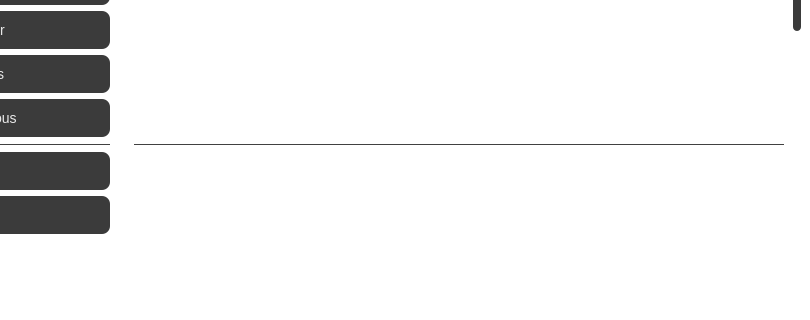
Old version of the form qt/mainwindow.ui in the repository leminlimez/Nugget; both pictures show x 190 to 1000 and y 280 to 600 of the 1000 by 600 pixel window.
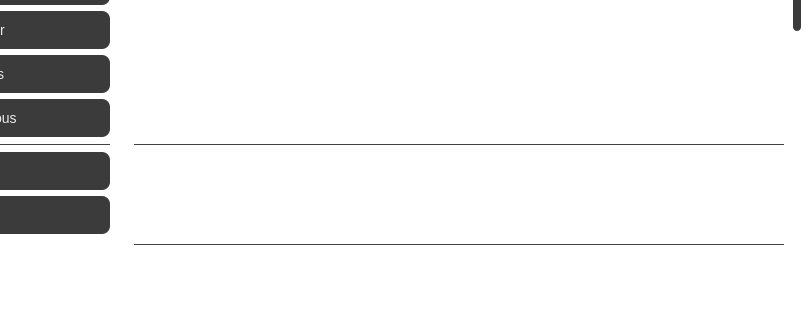
New version of the form. The open tabs and pages were chosen to show the change. Icons and pictures are not drawn.

Diff of the .ui file:
```diff
--- a/qt/mainwindow.ui
+++ b/qt/mainwindow.ui
@@ -2099,6 +2099,13 @@
                        </property>
                       </widget>
                      </item>
+                     <item>
+                      <widget class="QCheckBox" name="ipadAppsChk">
+                       <property name="text">
+                        <string>Allow iPad Apps on iPhone</string>
+                       </property>
+                      </widget>
+                     </item>
                      <item>
                       <widget class="QCheckBox" name="stageManagerChk">
                        <property name="text">
@@ -2114,9 +2121,24 @@
                       </widget>
                      </item>
                      <item>
-                      <widget class="QCheckBox" name="ipadAppsChk">
+                      <widget class="QLabel" name="ipadOSAlphaWarningLbl">
                        <property name="text">
-                        <string>Allow iPad Apps on iPhone</string>
+                        <string>WARNING: Do not enable iPadOS if you use an alphanumeric passcode.</string>
+                       </property>
+                      </widget>
+                     </item>
+                     <item>
+                      <widget class="Line" name="line_14">
+                       <property name="styleSheet">
+                        <string notr="true">QFrame {
+	color: #414141;
+}</string>
+                       </property>
+                       <property name="frameShadow">
+                        <enum>QFrame::Plain</enum>
+                       </property>
+                       <property name="orientation">
+                        <enum>Qt::Horizontal</enum>
                        </property>
                       </widget>
                      </item>
```
